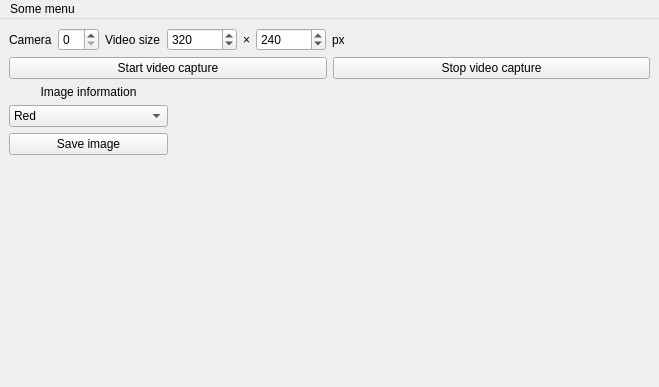
Before: the Qt Designer form guiexample.ui in ctroein/pyqt-workshop, drawn with Qt 5.
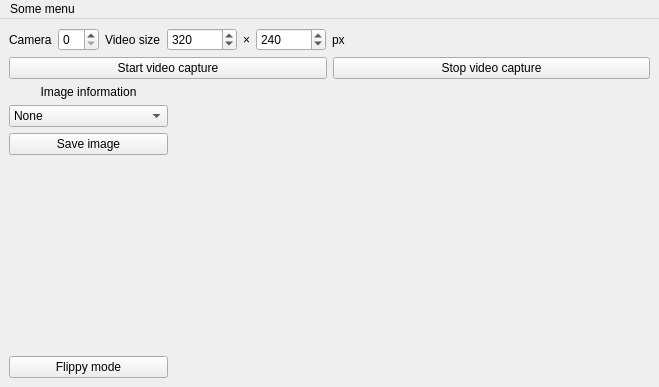
After: the same form once the commit is applied.

```diff
--- a/guiexample.ui
+++ b/guiexample.ui
@@ -151,6 +151,11 @@
         </item>
         <item>
          <widget class="QComboBox" name="plotType">
+          <item>
+           <property name="text">
+            <string>None</string>
+           </property>
+          </item>
           <item>
            <property name="text">
             <string>Red</string>
@@ -188,6 +193,16 @@
           </property>
          </spacer>
         </item>
+        <item>
+         <widget class="QPushButton" name="flippyMode">
+          <property name="text">
+           <string>Flippy mode</string>
+          </property>
+          <property name="checkable">
+           <bool>true</bool>
+          </property>
+         </widget>
+        </item>
        </layout>
       </item>
       <item>
```
